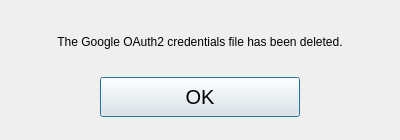
Before: the Qt Designer form flushwindow.ui in someretical/TheoreticalDiary, drawn with Qt 5.
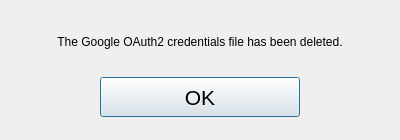
After: the same form once the commit is applied.

```diff
--- a/flushwindow.ui
+++ b/flushwindow.ui
@@ -76,7 +76,7 @@
      </property>
      <property name="font">
       <font>
-       <pointsize>15</pointsize>
+       <pointsize>16</pointsize>
       </font>
      </property>
      <property name="text">
```
